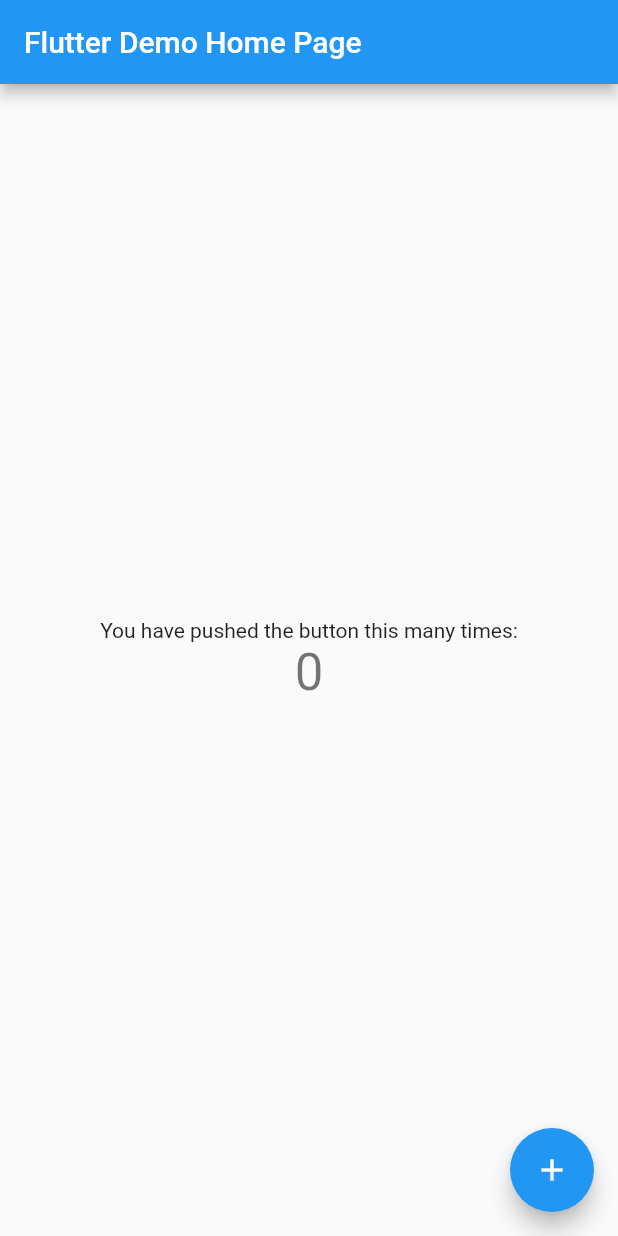
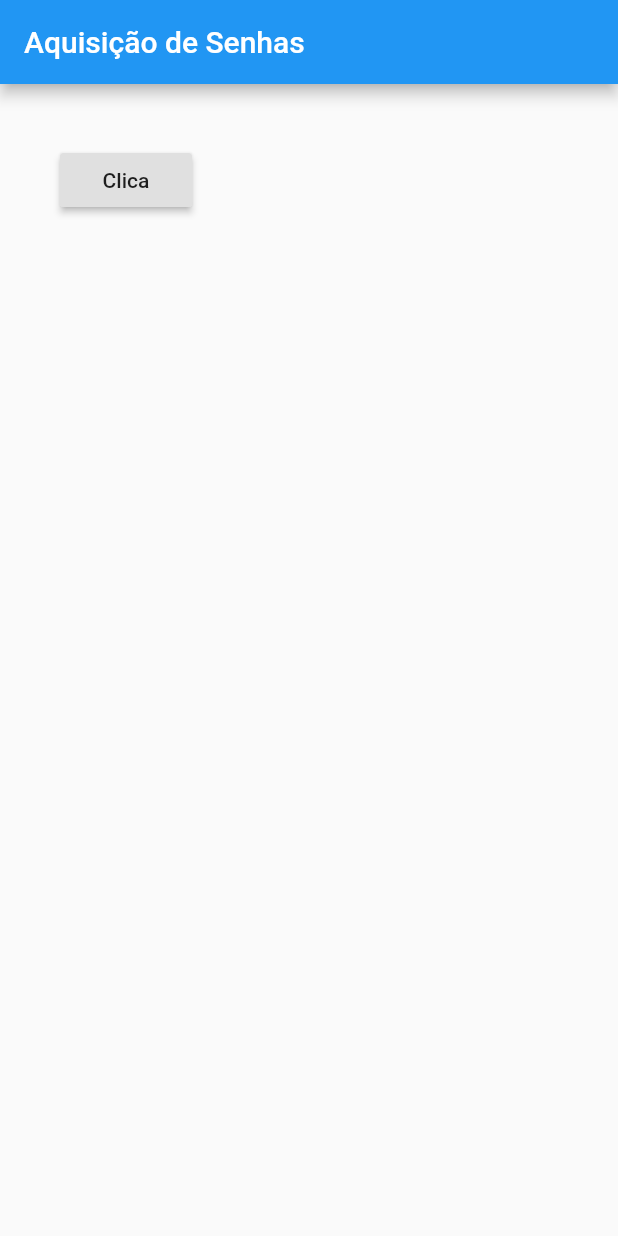
Before and after one commit to pauloALuis/PI, a Flutter app: the screen it shows after launch, on a phone screen of 412 x 824 dp. Run offline on Flutter 3.47's test engine with Material 2 defaults, Android fonts, the phone set to English and light mode, and no system bars.

Commit message:
Adicionei o primeiro ecrã e um botão sem evento associado

```diff
--- /dev/null
+++ b/app_pi/lib/Home.dart
@@ -0,0 +1,28 @@
+import 'package:flutter/material.dart';
+
+
+class Home extends StatefulWidget {
+  @override
+  _HomeState createState() => _HomeState();
+}
+
+class _HomeState extends State<Home> {
+  _recuperarDados(){
+    print('teste');
+
+  }
+  @override
+  Widget build(BuildContext context) {
+    return _scaffold() ;
+  }
+
+
+
+
+  Scaffold _scaffold() {
+
+    return new Scaffold(appBar: AppBar(title: Text('Aquisição de Senhas'),),
+      body: Container(padding: EdgeInsets.all(40), child:
+      Column( children: [RaisedButton(onPressed: _recuperarDados, child: Text("Clica"),)],),),);
+  }
+}
--- a/app_pi/lib/main.dart
+++ b/app_pi/lib/main.dart
@@ -1,117 +1,8 @@
+import 'package:app_pi/Home.dart';
 import 'package:flutter/material.dart';
 
 void main() {
-  runApp(MyApp());
+  runApp( MaterialApp(
+    home: new Home(),
+  ));
 }
-
-class MyApp extends StatelessWidget {
-  // This widget is the root of your application.
-  @override
-  Widget build(BuildContext context) {
-    return MaterialApp(
-      title: 'Flutter Demo',
-      theme: ThemeData(
-        // This is the theme of your application.
-        //
-        // Try running your application with "flutter run". You'll see the
-        // application has a blue toolbar. Then, without quitting the app, try
-        // changing the primarySwatch below to Colors.green and then invoke
-        // "hot reload" (press "r" in the console where you ran "flutter run",
-        // or simply save your changes to "hot reload" in a Flutter IDE).
-        // Notice that the counter didn't reset back to zero; the application
-        // is not restarted.
-        primarySwatch: Colors.blue,
-        // This makes the visual density adapt to the platform that you run
-        // the app on. For desktop platforms, the controls will be smaller and
-        // closer together (more dense) than on mobile platforms.
-        visualDensity: VisualDensity.adaptivePlatformDensity,
-      ),
-      home: MyHomePage(title: 'Flutter Demo Home Page'),
-    );
-  }
-}
-
-class MyHomePage extends StatefulWidget {
-  MyHomePage({Key key, this.title}) : super(key: key);
-
-  // This widget is the home page of your application. It is stateful, meaning
-  // that it has a State object (defined below) that contains fields that affect
-  // how it looks.
-
-  // This class is the configuration for the state. It holds the values (in this
-  // case the title) provided by the parent (in this case the App widget) and
-  // used by the build method of the State. Fields in a Widget subclass are
-  // always marked "final".
-
-  final String title;
-
-  @override
-  _MyHomePageState createState() => _MyHomePageState();
-}
-
-class _MyHomePageState extends State<MyHomePage> {
-  int _counter = 0;
-
-  void _incrementCounter() {
-    setState(() {
-      // This call to setState tells the Flutter framework that something has
-      // changed in this State, which causes it to rerun the build method below
-      // so that the display can reflect the updated values. If we changed
-      // _counter without calling setState(), then the build method would not be
-      // called again, and so nothing would appear to happen.
-      _counter++;
-    });
-  }
-
-  @override
-  Widget build(BuildContext context) {
-    // This method is rerun every time setState is called, for instance as done
-    // by the _incrementCounter method above.
-    //
-    // The Flutter framework has been optimized to make rerunning build methods
-    // fast, so that you can just rebuild anything that needs updating rather
-    // than having to individually change instances of widgets.
-    return Scaffold(
-      appBar: AppBar(
-        // Here we take the value from the MyHomePage object that was created by
-        // the App.build method, and use it to set our appbar title.
-        title: Text(widget.title),
-      ),
-      body: Center(
-        // Center is a layout widget. It takes a single child and positions it
-        // in the middle of the parent.
-        child: Column(
-          // Column is also a layout widget. It takes a list of children and
-          // arranges them vertically. By default, it sizes itself to fit its
-          // children horizontally, and tries to be as tall as its parent.
-          //
-          // Invoke "debug painting" (press "p" in the console, choose the
-          // "Toggle Debug Paint" action from the Flutter Inspector in Android
-          // Studio, or the "Toggle Debug Paint" command in Visual Studio Code)
-          // to see the wireframe for each widget.
-          //
-          // Column has various properties to control how it sizes itself and
-          // how it positions its children. Here we use mainAxisAlignment to
-          // center the children vertically; the main axis here is the vertical
-          // axis because Columns are vertical (the cross axis would be
-          // horizontal).
-          mainAxisAlignment: MainAxisAlignment.center,
-          children: <Widget>[
-            Text(
-              'You have pushed the button this many times:',
-            ),
-            Text(
-              '$_counter',
-              style: Theme.of(context).textTheme.headline4,
-            ),
-          ],
-        ),
-      ),
-      floatingActionButton: FloatingActionButton(
-        onPressed: _incrementCounter,
-        tooltip: 'Increment',
-        child: Icon(Icons.add),
-      ), // This trailing comma makes auto-formatting nicer for build methods.
-    );
-  }
-}
```
Also changed, not shown: 2 other files.
